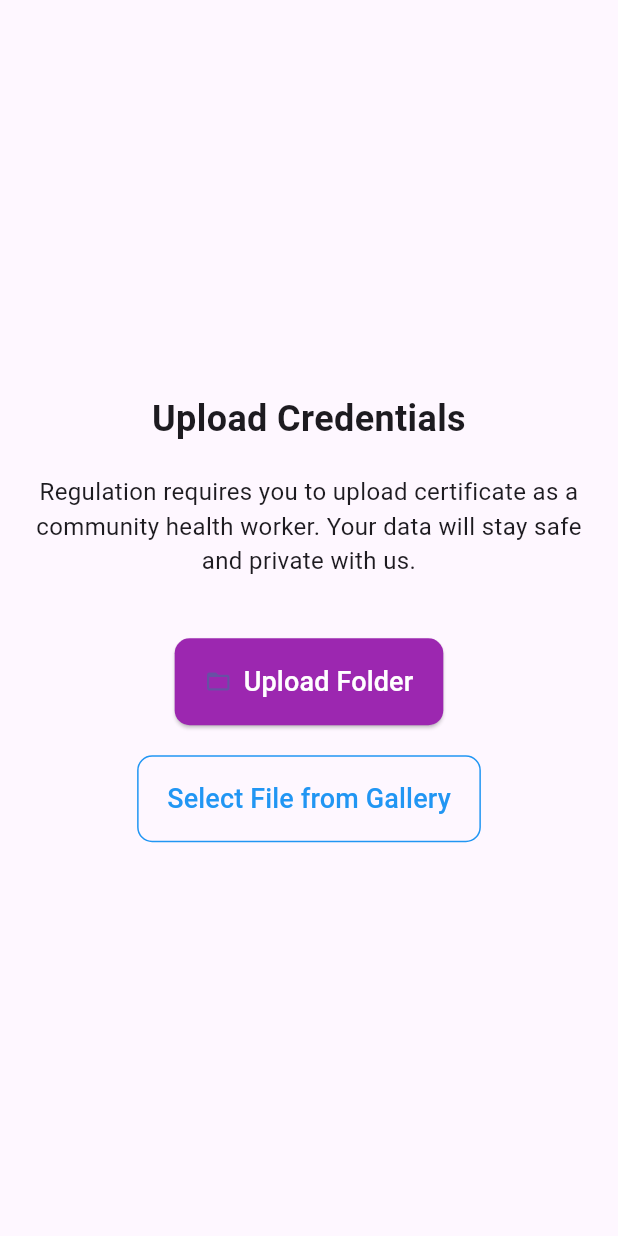
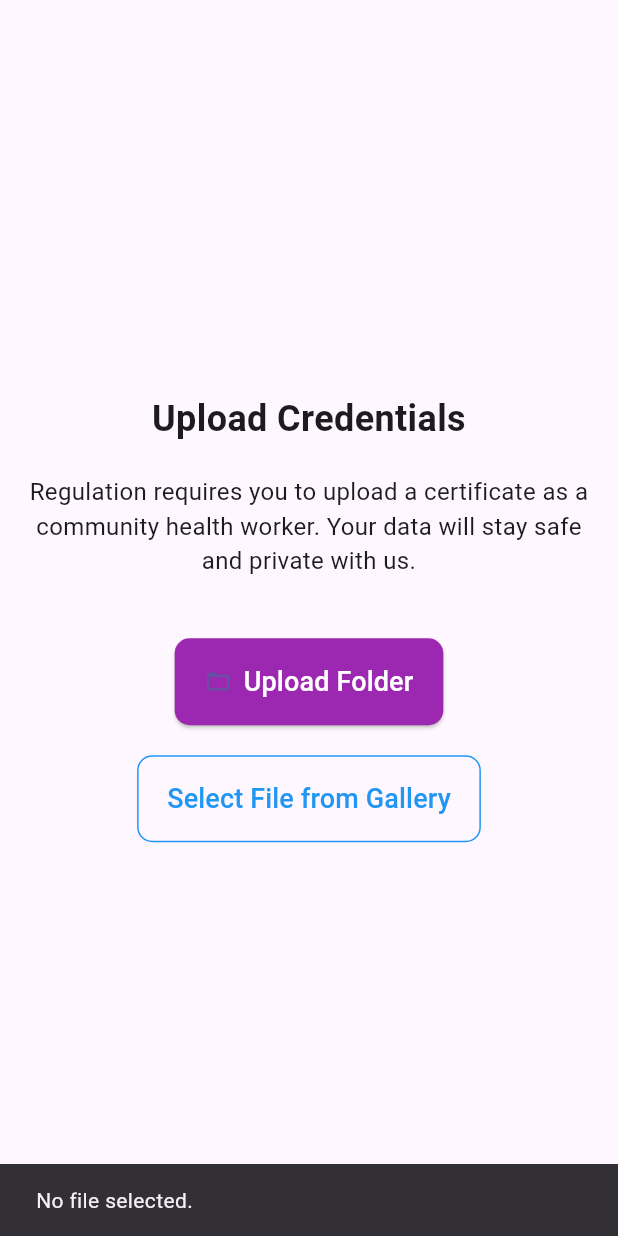
Before and after one commit to Projectsrunit/MarketDoctors, a Flutter app: the UploadCredentialsPage screen opened directly, after a tap on "Select File from Gallery", on a phone screen of 412 x 824 dp. Run offline on Flutter 3.47's test engine with Material 3 defaults, Android fonts, the phone set to English and light mode, and no system bars; our stand-ins replace country_code_picker, file_picker; network calls fail.

Commit message:
Feature: Add File Upload Page

```diff
--- a/lib/pages/upload_file.dart
+++ b/lib/pages/upload_file.dart
@@ -1,7 +1,38 @@
 import 'package:flutter/material.dart';
+import 'package:file_picker/file_picker.dart';
 
 class UploadCredentialsPage extends StatelessWidget {
   const UploadCredentialsPage({super.key});
+
+  Future<void> _pickFile(BuildContext context) async {
+    try {
+      // Pick a single file
+      final result = await FilePicker.platform.pickFiles();
+
+      if (result != null && result.files.isNotEmpty) {
+        final file = result.files.single;
+
+        // Show file details or use the file
+        ScaffoldMessenger.of(context).showSnackBar(
+          SnackBar(
+            content: Text('File selected: ${file.name}'),
+          ),
+        );
+      } else {
+        ScaffoldMessenger.of(context).showSnackBar(
+          const SnackBar(
+            content: Text('No file selected.'),
+          ),
+        );
+      }
+    } catch (e) {
+      ScaffoldMessenger.of(context).showSnackBar(
+        const SnackBar(
+          content: Text('Failed to pick file.'),
+        ),
+      );
+    }
+  }
 
   @override
   Widget build(BuildContext context) {
@@ -30,7 +61,7 @@ class UploadCredentialsPage extends StatelessWidget {
 
                 // Subheading Text
                 const Text(
-                  'Regulation requires you to upload certificate as a community health worker. Your data will stay safe and private with us.',
+                  'Regulation requires you to upload a certificate as a community health worker. Your data will stay safe and private with us.',
                   style: TextStyle(
                     fontSize: 16,
                   ),
@@ -42,6 +73,11 @@ class UploadCredentialsPage extends StatelessWidget {
                 ElevatedButton.icon(
                   onPressed: () {
                     // Handle folder upload action
+                    ScaffoldMessenger.of(context).showSnackBar(
+                      const SnackBar(
+                        content: Text('Folder upload not implemented.'),
+                      ),
+                    );
                   },
                   style: ElevatedButton.styleFrom(
                     padding: EdgeInsets.symmetric(
@@ -68,7 +104,7 @@ class UploadCredentialsPage extends StatelessWidget {
                 // Select File from Gallery Button
                 OutlinedButton(
                   onPressed: () {
-                    // Handle file selection action
+                    _pickFile(context);
                   },
                   style: OutlinedButton.styleFrom(
                     padding: EdgeInsets.symmetric(
--- a/pubspec.yaml
+++ b/pubspec.yaml
@@ -11,6 +11,8 @@ dependencies:
     sdk: flutter
   country_code_picker: ^3.0.0
   intl: ^0.19.0
+  file_picker: ^5.0.1
+
 
 dev_dependencies:
   flutter_test:
```
Also changed, not shown: pubspec.lock.
